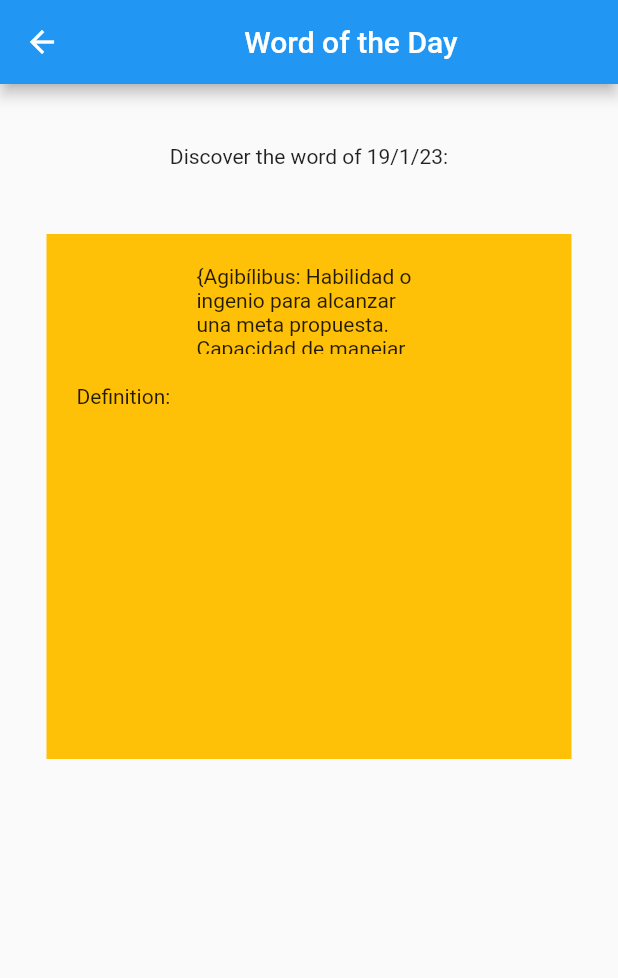
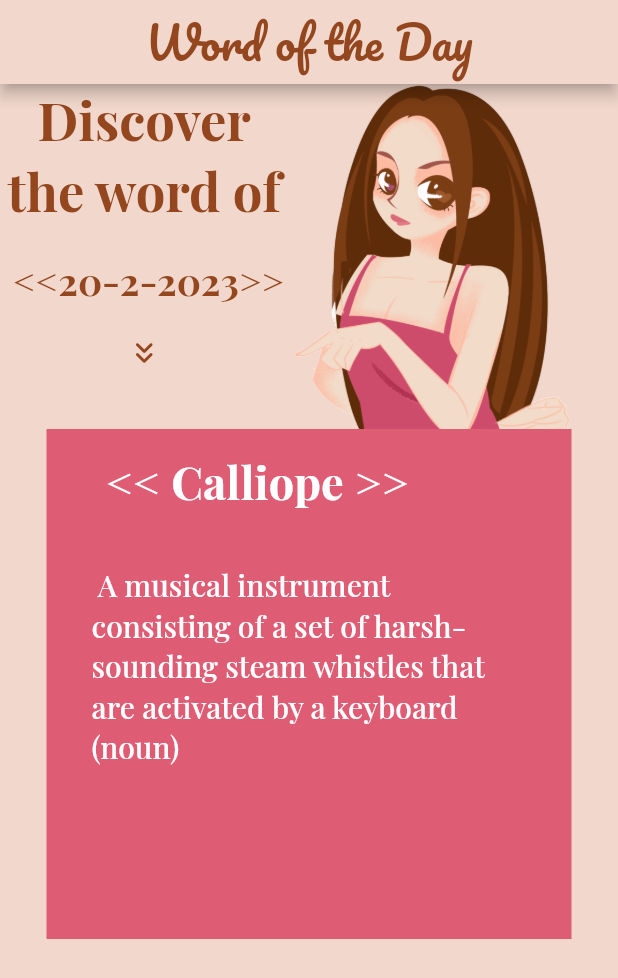
Before and after one commit to BelenStar/word-app, a Flutter app: the DailyWordPage screen opened directly, on a phone screen of 412 x 824 dp. Shown: the top 978 px of the screen. Run offline on Flutter 3.47's test engine with Material 2 defaults, Android fonts, the phone set to English and light mode, and no system bars; our stand-ins replace google_fonts.

Commit message:
create new app design

```diff
--- a/lib/src/app.dart
+++ b/lib/src/app.dart
@@ -6,12 +6,10 @@ class MyApp extends StatelessWidget {
 
   @override
   Widget build(BuildContext context) {
-    return MaterialApp(
-      title: 'Flutter Demo',
-      theme: ThemeData(
-        primarySwatch: Colors.blue,
-      ),
-      home: const MyHomePage(title: 'Flutter Demo Home Page'),
-    );
+    return const MaterialApp(
+        debugShowCheckedModeBanner: false,
+        home: Center(
+          child: DailyWordPage(),
+        ));
   }
 }
--- a/lib/src/dictionary/words.dart
+++ b/lib/src/dictionary/words.dart
@@ -1,9 +1,8 @@
 var words = {
-  "Agibílibus":
-      "Habilidad o ingenio para alcanzar una meta propuesta. Capacidad de manejar las dificultades con un dejo de picardía.",
-  "Petricor":
-      " Nombre que se le otorga al olor que emana la lluvia cuando cae y humedece suelos secos.",
-
-  "Almendruco":
-   "Se le llama asi a la almendra, cuando todavía tiene la cubierta que la recubre verde y su grano aún no cuajó en su totalidad."
+  "Cryptozoology":
+      "The study of evidence tending to substantiate the existence of, or the search for, creatures whose reported existence is unproven (noun)",
+  "Diphthong":
+      " A sound formed by the combination of two vowels in a single syllable, in which the sound begins as one vowel and moves toward another (noun)",
+  "Calliope":
+      " A musical instrument consisting of a set of harsh-sounding steam whistles that are activated by a keyboard (noun)"
 };
--- a/lib/src/pages/daily_word_page.dart
+++ b/lib/src/pages/daily_word_page.dart
@@ -1,77 +1,149 @@
 import 'package:flutter/material.dart';
+import 'package:google_fonts/google_fonts.dart';
 import 'package:word_app/src/style/style.dart';
 import 'package:word_app/src/dictionary/words.dart';
+//import 'dart:async';
+//import 'package:shared_preferences/shared_preferences.dart';
 
 class DailyWordPage extends StatefulWidget {
-
+  const DailyWordPage({Key? key}) : super(key: key);
 
   @override
   createState() => _DailyWordState();
 }
 
 class _DailyWordState extends State<DailyWordPage> {
-  int _counter = 0;
+  var today = DateTime.now();
+  late String currentDate = "${today.day}-${today.month}-${today.year}";
+  var convertMap = words.entries.toList();
 
-  void _incrementCounter() {
+  String keyMap = '';
+  String valueMap = '';
+
+  @override
+  void initState() {
+    super.initState();
+    getWordOfTheDay();
+  }
+
+  void getWordOfTheDay() {
+    for (var i = 0; i < words.length; i++) {
       setState(() {
-
-      _counter++;
+        keyMap = convertMap[i].key;
+        valueMap = convertMap[i].value;
       });
+    }
   }
 
   @override
   Widget build(BuildContext context) {
     return Scaffold(
+      backgroundColor: const Color(0xffF1D7CC),
       appBar: AppBar(
+        backgroundColor: const Color(0XFFF1D7CC),
         title: Center(
-          child:Text('Word of the Day',
-          style: ThemeStyle.fontTitle,)
-          )
-        ,
+            child: Text(
+          'Word of the Day',
+          style: ThemeStyle.fontTitle,
+        )),
       ),
-
       body: Center(
           child: Column(
         children: [
-            const SizedBox(
-              height: 100,
+          Row(
+            crossAxisAlignment: CrossAxisAlignment.start,
+            children: [
+              Column(
+                children: [
+                  SizedBox(
+                    //height: 70,
                     child: Padding(
-                padding:EdgeInsets.symmetric(vertical: 40),
-                child:Text('Discover the word of 19/1/23:'),
+                      padding: const EdgeInsets.symmetric(horizontal: 0),
+                      child: Text(
+                        'Discover',
+                        style: GoogleFonts.playfairDisplay(
+                          fontSize: 35,
+                          fontWeight: FontWeight.bold,
+                          color: const Color(0xff94471E),
+                          //wordSpacing: 10,
                         ),
+                      ),
+                    ),
+                  ),
+                  SizedBox(
+                    //height: 70,
+                    child: Padding(
+                      padding: const EdgeInsets.symmetric(horizontal: 5),
+                      child: Text(
+                        'the word of',
+                        style: GoogleFonts.playfairDisplay(
+                            fontSize: 35,
+                            fontWeight: FontWeight.bold,
+                            color: const Color(0xff94471E)
+                            //wordSpacing: 10,
+                            ),
+                      ),
+                    ),
+                  ),
+                  SizedBox(
+                    //height: 200,
+                    child: Padding(
+                      padding: const EdgeInsets.symmetric(
+                          vertical: 20, horizontal: 2),
+                      child: Text(
+                        ' <<$currentDate>>',
+                        style: GoogleFonts.playfairDisplay(
+                            fontSize: 25,
+                            fontWeight: FontWeight.bold,
+                            color: const Color(0xff94471E)
+                            //wordSpacing: 10,
+                            ),
+                      ),
+                    ),
+                  ),
+                  const Padding(
+                      padding: EdgeInsets.symmetric(vertical: 0, horizontal: 0),
+                      child: Icon(
+                        Icons.keyboard_double_arrow_down_rounded,
+                        color: Color(0xff94471E),
+                      )),
+                ],
+              ),
+              Padding(
+                padding: const EdgeInsets.symmetric(horizontal: 0),
+                child: Image.asset(
+                  'assets/images/home_page.png',
+                  width: 195,
+                  height: 230,
+                ),
+              ),
+            ],
           ),
           Container(
               width: 350,
-              height: 100,
-              color: Colors.amber,
-              padding: EdgeInsets.symmetric(horizontal: 100, vertical: 20),
-              child:Text('$words[0]'),
-
-            ),
+              height: 90,
+              color: const Color(0xffDE5D75),
+              padding: const EdgeInsets.symmetric(horizontal: 40, vertical: 15),
+              child: Text('<< $keyMap >>',
+                  style: GoogleFonts.playfairDisplay(
+                    fontSize: 30,
+                    fontWeight: FontWeight.bold,
+                    color: Colors.white, //wordSpacing: 10,
+                  ))),
           Container(
-              padding: EdgeInsets.symmetric(horizontal: 20),
+            padding: const EdgeInsets.symmetric(horizontal: 30),
             width: 350,
             height: 250,
-              color: Colors.amber,
-              child: Text('Definition: ') ,
+            color: const Color(0xffDE5D75),
+            child: Text(valueMap,
+                style: GoogleFonts.playfairDisplay(
+                  fontSize: 20,
+                  fontWeight: FontWeight.w500,
+                  color: Colors.white, //wordSpacing: 10,
+                )),
           )
-
-          ],)
-
-
-        /*  Column(
-          mainAxisAlignment: MainAxisAlignment.center,
-          children: <Widget>[
-            const Text(
-              'You have pushed the button this many times:',
-            ),
-            Text(
-              '$_counter',
-              style: Theme.of(context).textTheme.headline4,
-            ),
         ],
-        ), */
-      ),
+      )),
     );
   }
 }
--- /dev/null
+++ b/lib/src/style/style.dart
@@ -0,0 +1,10 @@
+//import 'package:flutter/material.dart';
+import 'package:flutter/material.dart';
+import 'package:google_fonts/google_fonts.dart';
+
+abstract class ThemeStyle {
+  static final fontTitle =
+      GoogleFonts.pacifico(fontSize: 30, color: const Color(0xff94471E));
+
+  static final fontSubtitle = GoogleFonts.abel();
+}
```
Also changed, not shown: pubspec.yaml (+7 -12 lines), assets/images/home_page.png (added), pubspec.lock. Lines whose indentation alone changed are shown as unchanged.
